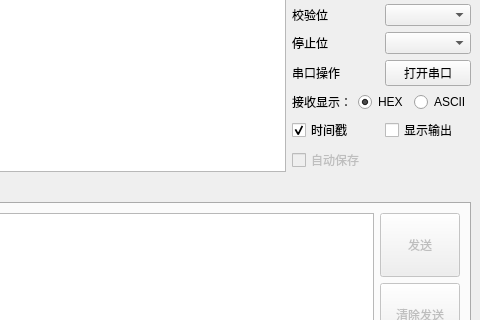
Before: the Qt Designer form displayUI.ui in ddxd001/UartAssistant, drawn with Qt 5; both pictures show x 225 to 705 and y 136 to 456 of the 705 by 555 pixel window.
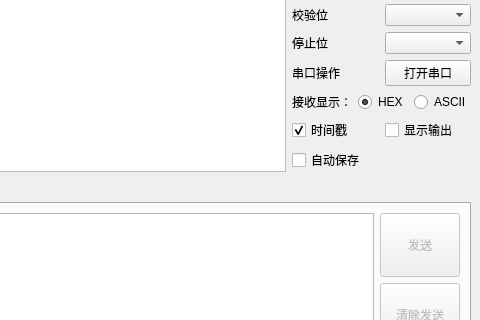
After: the same form once the commit is applied. The open tabs and pages were chosen to show the change. Icons and pictures are not drawn.

Diff of the .ui file:
```diff
--- a/displayUI.ui
+++ b/displayUI.ui
@@ -215,7 +215,7 @@
               <item>
                <widget class="QCheckBox" name="checkBox_6">
                 <property name="enabled">
-                 <bool>false</bool>
+                 <bool>true</bool>
                 </property>
                 <property name="text">
                  <string>自动保存</string>
```
Left out of the diff: 8 changed lines with no effect on the pictures.
